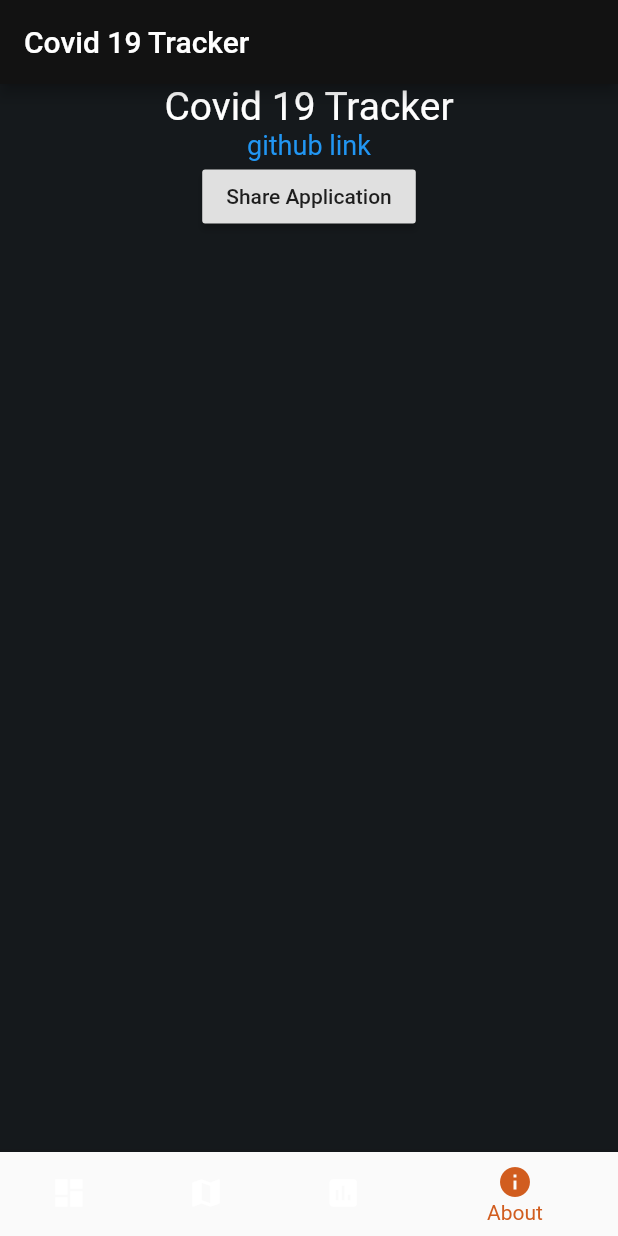
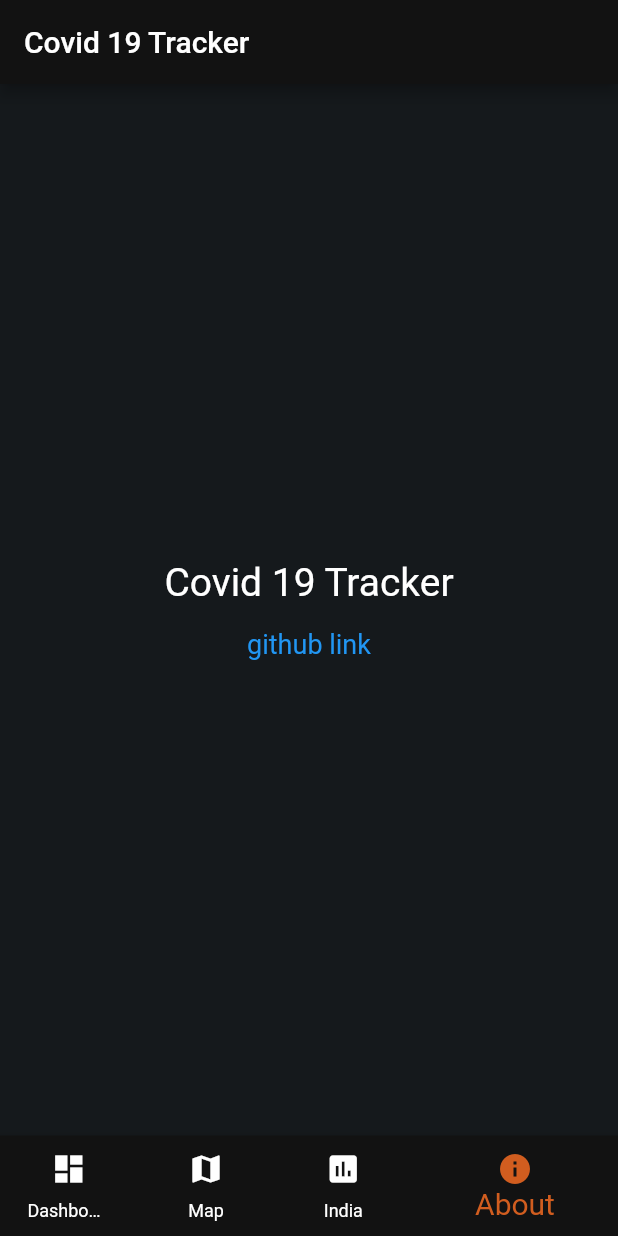
Before and after one commit to levelfivecoder/covid-19-tracker, a Flutter app: the screen it shows after launch, item 4 of the bottom bar chosen, on a phone screen of 412 x 824 dp. Run offline on Flutter 3.47's test engine with Material 2 defaults, Android fonts, the phone set to English and light mode, and no system bars; our stand-ins replace google_maps_flutter, location; missing offline and left inert: flutter_share_me, loading; network calls fail.

Commit message:
share ui updated

```diff
--- a/covid_19_tracker/lib/views/dashboard.dart
+++ b/covid_19_tracker/lib/views/dashboard.dart
@@ -35,15 +35,15 @@ class _DashboardState extends State<Dashboard> {
         ? ListView(children: <Widget>[
             TileView(Status.confirmed, _summary.latest.confirmed),
             TileView(Status.deaths, _summary.latest.deaths),
-            TileView(Status.recovered, _summary.latest.recovered),
+            if (_summary.latest.recovered > 0)
+              TileView(Status.recovered, _summary.latest.recovered),
           ])
         : Container(
             child: Center(
-              child: Loading(
-                  indicator: BallPulseIndicator(),
-                  size: 40.0,
-                  color: Color(0xFFD15D1F)
-                  ),
-            ));
+            child: Loading(
+                indicator: BallPulseIndicator(),
+                size: 40.0,
+                color: Color(0xFFD15D1F)),
+          ));
   }
 }
--- a/covid_19_tracker/lib/views/home.dart
+++ b/covid_19_tracker/lib/views/home.dart
@@ -17,11 +17,12 @@ class _HomeState extends State<Home> {
     IndiaPage(),
     SharePage()
   ];
-  void onTabSelected(int selectedIndex){
+  void onTabSelected(int selectedIndex) {
     setState(() {
-      _currentIndex =selectedIndex;
+      _currentIndex = selectedIndex;
     });
   }
+
   @override
   Widget build(BuildContext context) {
     return Scaffold(
@@ -34,24 +35,31 @@ class _HomeState extends State<Home> {
       bottomNavigationBar: BottomNavigationBar(
         backgroundColor: Color(0xFF121212),
         selectedItemColor: Color(0xFFD15D1F),
-          unselectedItemColor: Colors.white,
-          currentIndex: _currentIndex, // this will be set when a new tab is tapped
+        showUnselectedLabels: true,
+        selectedFontSize: 20,
+        currentIndex:
+            _currentIndex, // this will be set when a new tab is tapped
         onTap: onTabSelected,
         items: [
           BottomNavigationBarItem(
             icon: new Icon(Icons.dashboard),
+            backgroundColor: Color(0xFF121212),
             title: new Text('Dashboard'),
           ),
           BottomNavigationBarItem(
             icon: new Icon(Icons.map),
+            backgroundColor: Color(0xFF121212),
             title: new Text('Map'),
           ),
           BottomNavigationBarItem(
             icon: new Icon(Icons.assessment),
             title: new Text('India'),
+            backgroundColor: Color(0xFF121212),
           ),
           BottomNavigationBarItem(
-                icon: Icon(Icons.info), title: Text('About'))
+              icon: Icon(Icons.info),
+              backgroundColor: Color(0xFF121212),
+              title: Text('About'))
         ],
       ),
     );
--- a/covid_19_tracker/lib/views/indiapage.dart
+++ b/covid_19_tracker/lib/views/indiapage.dart
@@ -33,6 +33,13 @@ class _IndiaPageState extends State<IndiaPage> {
             alignment: Alignment.topCenter,
             child: Column(
               children: <Widget>[
+                Padding(
+                  padding: EdgeInsets.all(5),
+                  child: Text(
+                    'Last updated: ' + _summary.lastRefreshed,
+                    style: TextStyle(color: Colors.white, fontSize: 16),
+                  ),
+                ),
                 IndiaTileView(_summary.data.summary),
                 Text(
                   'State level stats',
--- a/covid_19_tracker/lib/views/sharepage.dart
+++ b/covid_19_tracker/lib/views/sharepage.dart
@@ -10,17 +10,26 @@ class SharePage extends StatefulWidget {
 class _SharePageState extends State<SharePage> {
   @override
   Widget build(BuildContext context) {
-    return Center(
-      child: Container(
+    return Container(
+      width: double.infinity,
       child: Column(
+
+        mainAxisAlignment: MainAxisAlignment.center,
+        crossAxisAlignment: CrossAxisAlignment.center,
         children: <Widget>[
-            Text("Covid 19 Tracker",
+          Padding(
+            padding: const EdgeInsets.all(8.0),
+            child: Text("Covid 19 Tracker",
                 style: TextStyle(
                   fontSize: 26.0,
                   color: Colors.white,
                 )),
-            InkWell(
-              child: Text("github link", style: TextStyle(
+          ),
+          Padding(
+            padding: const EdgeInsets.all(8.0),
+            child: InkWell(
+              child: Text("github link",
+                  style: TextStyle(
                     fontSize: 18.0,
                     color: Colors.blue,
                   )),
@@ -29,19 +38,22 @@ class _SharePageState extends State<SharePage> {
                 await launch(url, enableJavaScript: true);
               },
             ),
-            RaisedButton(
-                 child: Text('Share Application'),
-                 onPressed: () async {
-                   var response = await FlutterShareMe().shareToSystem(msg: "Hey check out covid 19 tracker app at: https://play.google.com/store/apps/details?id=com.levelfivecoder.covid_19_tracker");
-                   if (response == 'success') {
-                     print('navigate success');
-                   }
-                 },
           ),
-
+          // Padding(
+          //   padding: const EdgeInsets.all(8.0),
+          //   child: RaisedButton(
+          //     child: Text('Share Application'),
+          //     onPressed: () async {
+          //       var response = await FlutterShareMe().shareToSystem(
+          //           msg:
+          //               "Hey check out covid 19 tracker app at: https://play.google.com/store/apps/details?id=com.levelfivecoder.covid_19_tracker");
+          //       if (response == 'success') {
+          //         print('navigate success');
+          //       }
+          //     },
+          //   ),
+          // ),
         ],
-        ),
-        alignment: FractionalOffset(0.5, 0.5),
       ),
     );
   }
```
Also changed, not shown: 1 other file. Lines whose indentation alone changed are shown as unchanged.
